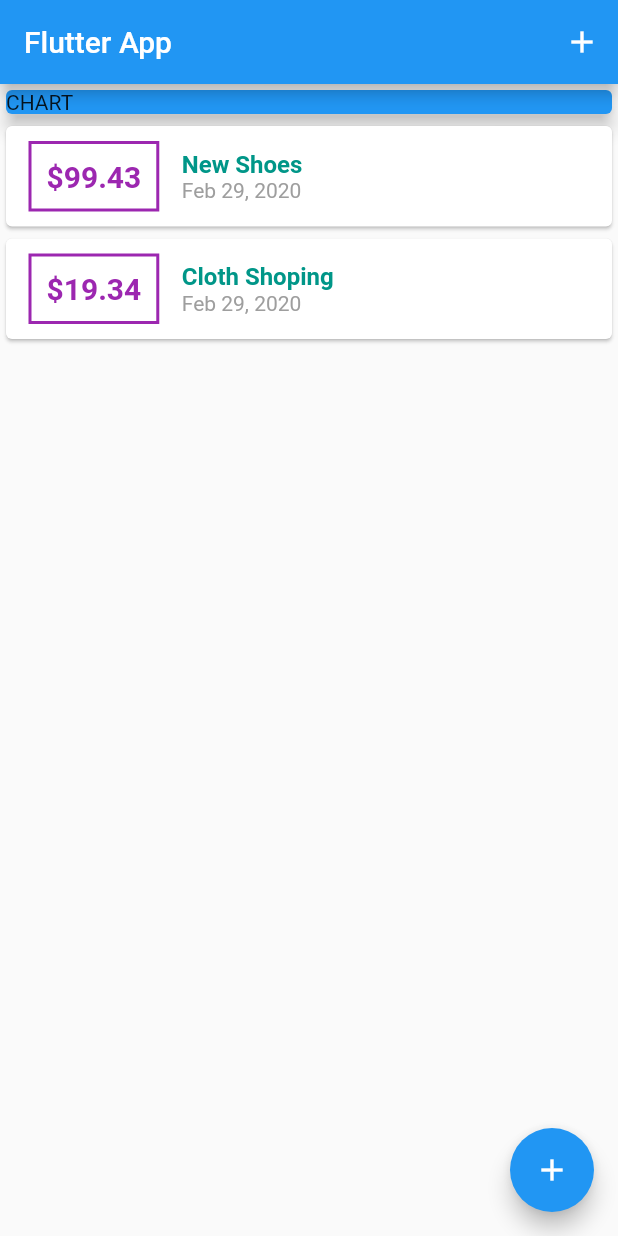
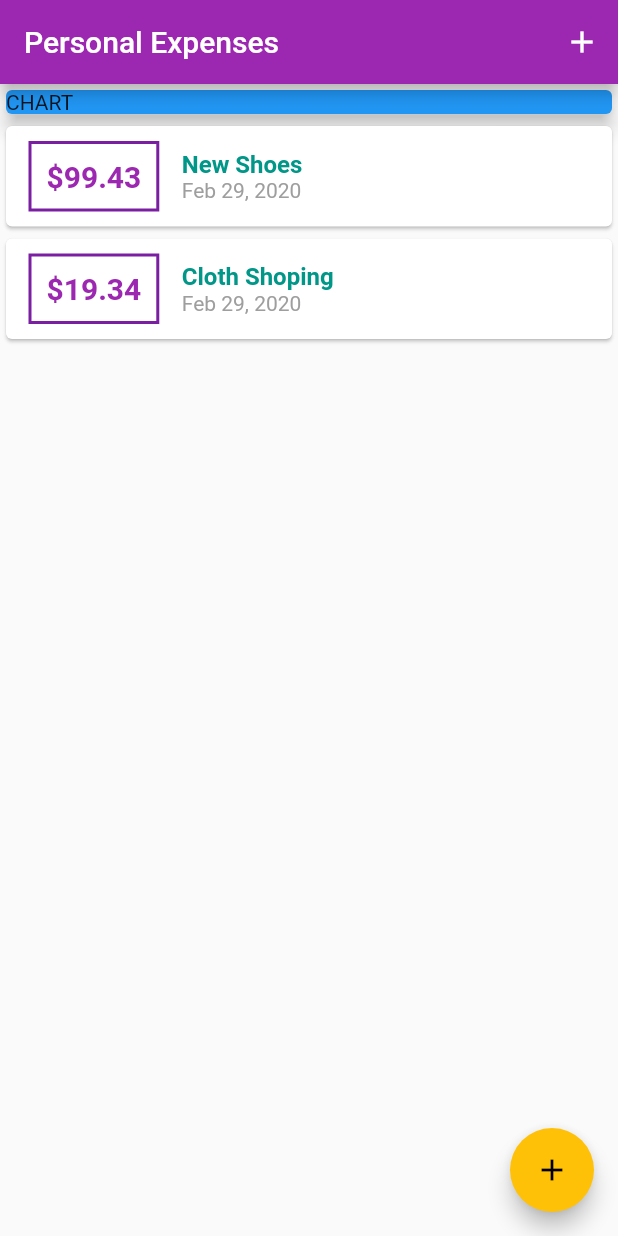
Before and after one commit to saffer4u/my_expence, a Flutter app: the screen it shows after launch, on a phone screen of 412 x 824 dp. Run offline on Flutter 3.47's test engine with Material 2 defaults, Android fonts, the phone set to English and light mode, and no system bars.

Commit message:
Custom Theme

```diff
--- a/lib/main.dart
+++ b/lib/main.dart
@@ -1,5 +1,3 @@
-//Github Ripo test.
-
 import 'package:flutter/material.dart';
 import './widgets/new_transaction.dart';
 import './widgets/transaction_list.dart';
@@ -11,7 +9,11 @@ class MyApp extends StatelessWidget {
   @override
   Widget build(BuildContext context) {
     return MaterialApp(
-      title: 'Flutter App',
+      title: 'Personal Expenses',
+      theme: ThemeData(
+        primarySwatch: Colors.purple,
+        accentColor: Colors.amber,
+      ),
       home: MyHomePage(),
     );
   }
@@ -69,7 +71,7 @@ class _MyHomePageState extends State<MyHomePage> {
   Widget build(BuildContext context) {
     return Scaffold(
       appBar: AppBar(
-        title: Text('Flutter App'),
+        title: Text('Personal Expenses'),
         actions: <Widget>[
           IconButton(
             icon: Icon(Icons.add),
--- a/lib/widgets/transaction_list.dart
+++ b/lib/widgets/transaction_list.dart
@@ -23,7 +23,7 @@ class TransactionList extends StatelessWidget {
                           ),
                           decoration: BoxDecoration(
                             border: Border.all(
-                              color: Colors.purple,
+                              color: Theme.of(context).primaryColorDark,
                               width: 2,
                             ),
                           ),
@@ -32,7 +32,7 @@ class TransactionList extends StatelessWidget {
                             style: TextStyle(
                                 fontWeight: FontWeight.bold,
                                 fontSize: 20,
-                                color: Colors.purple),
+                                color: Theme.of(context).primaryColor),
                           ),
                         ),
                         Column(
```
